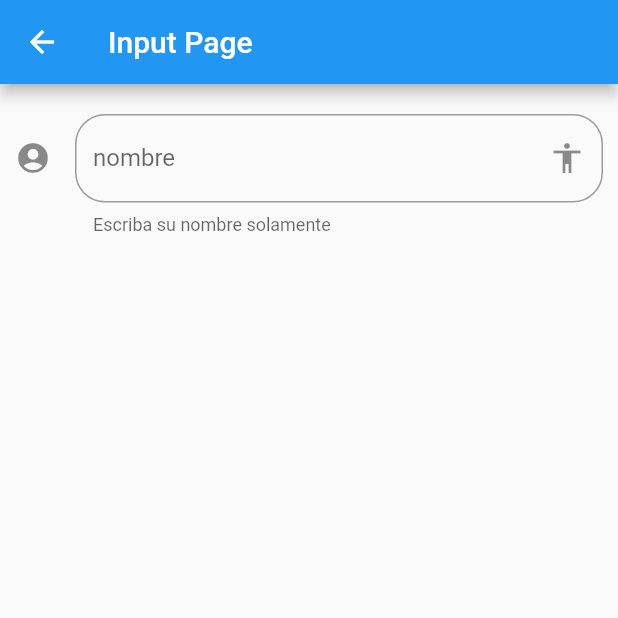
After one commit to iblurdesigner/flutter-devetechnologies, a Flutter app: the InputPage screen opened by its route, on a phone screen of 412 x 824 dp, the top half of it. The commit adds this screen. Run offline on Flutter 3.47's test engine with Material 2 defaults, Android fonts, the phone set to English and light mode, and no system bars; network calls fail.

Commit message:
Input Field

```diff
--- a/Data/json_menu.json
+++ b/Data/json_menu.json
@@ -15,6 +15,11 @@
       "ruta": "card",
       "icon": "folder_open",
       "texto": "Cards - Tarjetas"
+    },
+    {
+      "ruta": "inputs",
+      "icon": "input",
+      "texto": "Inputs"
     }
   ]
 }
--- a/lib/src/pages/alert_page.dart
+++ b/lib/src/pages/alert_page.dart
@@ -28,7 +28,7 @@ class AlertPage extends StatelessWidget {
             content: Column(
               mainAxisSize: MainAxisSize.min,
               children: <Widget>[
-                Text('Contenidode la tarjeta'),
+                Text('Debe instalar el antivirus Norton 3021'),
                 FlutterLogo( size: 50.00,)
               ],
             ),
--- /dev/null
+++ b/lib/src/pages/input_page.dart
@@ -0,0 +1,37 @@
+import 'package:flutter/material.dart';
+
+class InputPage extends StatefulWidget {
+  InputPage({Key? key}) : super(key: key);
+
+  @override
+  _InputPageState createState() => _InputPageState();
+}
+
+class _InputPageState extends State<InputPage> {
+  @override
+  Widget build(BuildContext context) {
+    return Scaffold(
+      appBar: AppBar(
+        title: Text('Input Page'),
+      ),
+      body: ListView(
+        children: <Widget>[_createInput()],
+        padding: EdgeInsets.symmetric(horizontal: 10.0, vertical: 20.0),
+      ),
+    );
+  }
+
+  _createInput() {
+    return TextField(
+      textCapitalization: TextCapitalization.sentences,
+      decoration: InputDecoration(
+        border: OutlineInputBorder(borderRadius: BorderRadius.circular(20.0)),
+        hintText: 'Escriba su nombre aqui',
+        labelText: 'nombre',
+        helperText: 'Escriba su nombre solamente',
+        suffixIcon: Icon(Icons.accessibility),
+        icon: Icon(Icons.account_circle)
+      ),
+    );
+  }
+}
--- a/lib/src/routes/routes.dart
+++ b/lib/src/routes/routes.dart
@@ -1,3 +1,4 @@
+import 'package:components_dev/src/pages/input_page.dart';
 import 'package:flutter/material.dart';
 
 import 'package:components_dev/src/pages/home.dart';
@@ -11,5 +12,6 @@ Map<String, WidgetBuilder> getRoutes() {
     'alert': (BuildContext context) => AlertPage(),
     'avatar': (BuildContext context) => AvatarPage(),
     'card': (BuildContext context) => CardPage(),
+    'inputs': (BuildContext context) => InputPage(),
   };
 }
--- a/lib/utils/utils_functions.dart
+++ b/lib/utils/utils_functions.dart
@@ -4,6 +4,7 @@ final _setIcons = <String, IconData>{
   "add_alert": Icons.add_alert,
   "accessibility": Icons.accessibility,
   "folder_open": Icons.folder_open,
+  "input": Icons.input,
 };
 
 Icon getIcon(String nameIcon) {
```
Also changed, not shown: lib/src/pages/avatar_page.dart (+15 -2 lines).
